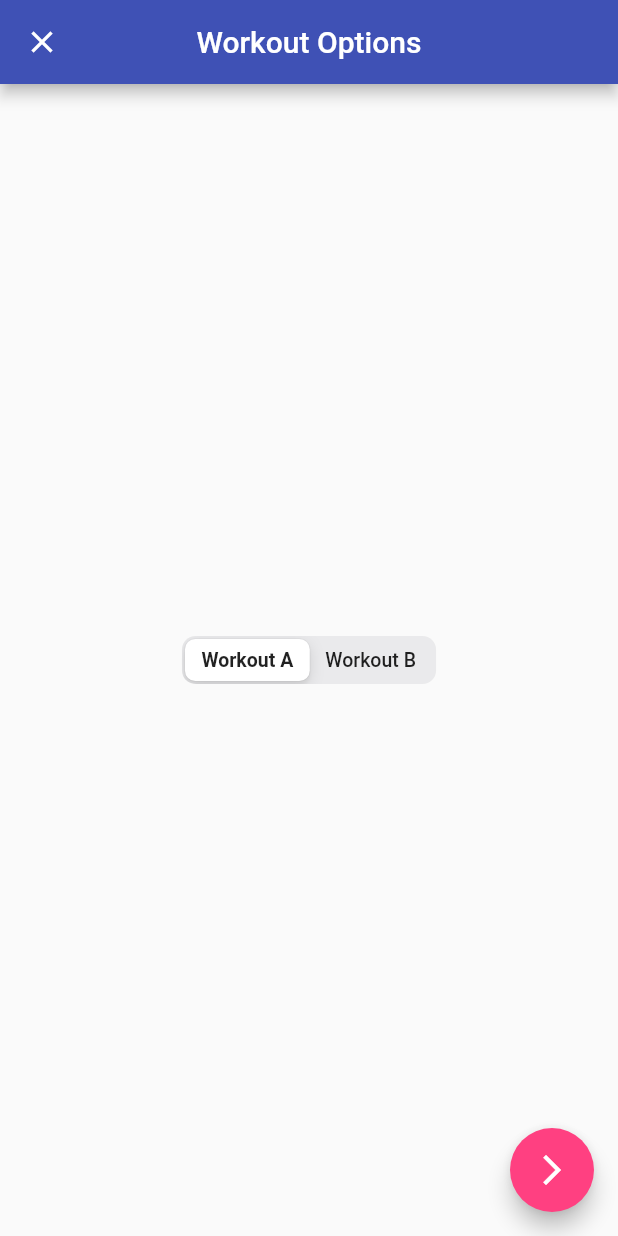
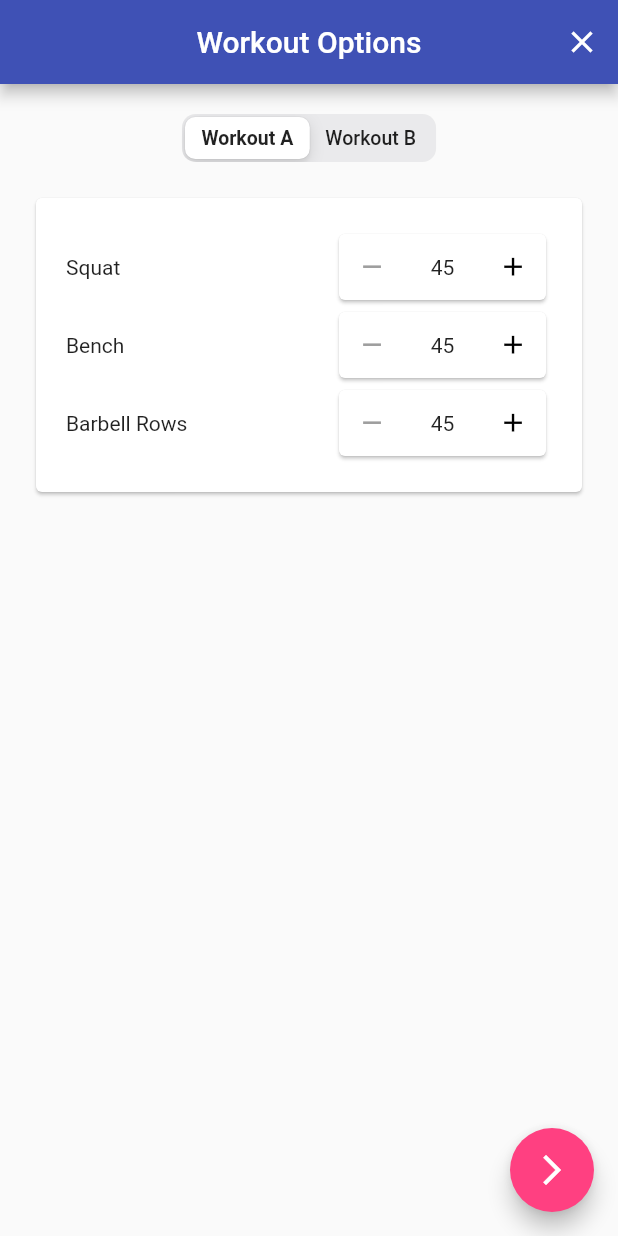
Before and after one commit to coltonwood/stronger_lifts, a Flutter app: the WorkoutWizardScreen screen opened directly, on a phone screen of 412 x 824 dp. Run offline on Flutter 3.47's test engine with Material 2 defaults, Android fonts, the phone set to English and light mode, and no system bars; our stand-ins replace shared_preferences; accounts and stored records are empty.

Commit message:
starting a (persistent) workout - rough init

```diff
--- /dev/null
+++ b/lib/components/number-picker.dart
@@ -0,0 +1,71 @@
+import 'package:flutter/cupertino.dart';
+import 'package:flutter/material.dart';
+
+class NumberPicker extends StatefulWidget {
+  final int min;
+  final int max;
+  NumberPicker({Key key, this.min = 35, this.max = 1000}) : super(key: key);
+
+  @override
+  _NumberPickerState createState() => _NumberPickerState();
+}
+
+class _NumberPickerState extends State<NumberPicker> {
+  int val = 45;
+  bool bottomedOut = false;
+  bool maxedOut = false;
+
+  @override
+  void initState() {
+    super.initState();
+    print('hmm');
+    setState(() {
+      bottomedOut = val <= this.widget.min;
+      maxedOut = val >= this.widget.max;
+    });
+  }
+
+  void _updateRange() {
+    setState(() {
+      maxedOut = val >= this.widget.max;
+      bottomedOut = val <= this.widget.min;
+    });
+  }
+
+  void _increment() {
+    setState(() {
+      val += 5;
+      _updateRange();
+    });
+  }
+
+  void _decrement() {
+    setState(() {
+      val -= 5;
+      _updateRange();
+    });
+  }
+
+  @override
+  Widget build(BuildContext context) {
+    return Card(
+      child: Container(
+        child: Row(
+          children: [
+            CupertinoButton(
+              padding: EdgeInsets.all(0),
+              onPressed: bottomedOut ? null : _decrement,
+              child: Icon(Icons.remove, color: bottomedOut ? Colors.grey : Colors.black),
+            ),
+            Container(width: 50, alignment: Alignment.center, child: Text('$val')),
+            CupertinoButton(
+              padding: EdgeInsets.all(0),
+              onPressed: _increment,
+              child: Icon(Icons.add, color: maxedOut ? Colors.grey : Colors.black),
+            ),
+          ],
+        ),
+      ),
+    );
+  }
+}
--- a/lib/router/router.dart
+++ b/lib/router/router.dart
@@ -6,6 +6,7 @@ import 'package:stronger_lifts/screens/stats/stats.dart';
 import 'package:stronger_lifts/screens/undefined/undefined.dart';
 import 'package:flutter/material.dart';
 import 'package:stronger_lifts/screens/workout-wizard/workout-wizard.dart';
+import 'package:stronger_lifts/screens/workout/workout.dart';
 
 Route<dynamic> generateRoute(RouteSettings settings) {
   switch (settings.name) {
@@ -19,6 +20,8 @@ Route<dynamic> generateRoute(RouteSettings settings) {
       return MaterialPageRoute(builder: (c) => clearHistory(SettingsScreen()));
     case WorkoutWizartRoute:
       return MaterialPageRoute(builder: (c) => WorkoutWizardScreen());
+    case WorkoutRoute:
+      return MaterialPageRoute(builder: (c) => clearHistory(WorkoutScreen()));
     default:
       return MaterialPageRoute(builder: (c) => UndefinedRouteScreen());
   }
--- a/lib/router/routing_constants.dart
+++ b/lib/router/routing_constants.dart
@@ -2,4 +2,5 @@ const String LandingScreenRoute = '/',
     HomeTabRoute = 'home',
     StatsTabRoute = 'stats',
     SettingsTabRoute = 'settings',
-    WorkoutWizartRoute = 'workout-wizard';
+    WorkoutWizartRoute = 'workout-wizard',
+    WorkoutRoute = 'workout';
--- /dev/null
+++ b/lib/screens/workout-wizard/components/workout-card.dart
@@ -0,0 +1,43 @@
+import 'package:flutter/material.dart';
+import 'package:stronger_lifts/components/number-picker.dart';
+import 'package:stronger_lifts/models/workout.dart';
+
+class WorkoutCard extends StatefulWidget {
+  final WorkoutVariation variation;
+  WorkoutCard({Key key, this.variation}) : super(key: key);
+
+  @override
+  _WorkoutCardState createState() => _WorkoutCardState();
+}
+
+class _WorkoutCardState extends State<WorkoutCard> {
+  Map<WorkoutVariation, List<String>> exercises = {
+    WorkoutVariation.a: ['Squat', 'Bench', 'Barbell Rows'],
+    WorkoutVariation.b: ['Squat', 'Overhead Press', 'Deadlift'],
+  };
+
+  @override
+  Widget build(BuildContext context) {
+    return Container(
+      child: Card(
+        child: Padding(
+          padding: const EdgeInsets.all(20.0),
+          child: Column(
+            crossAxisAlignment: CrossAxisAlignment.start,
+            children: exercises[this.widget.variation]
+                .map(
+                  (exercise) => Row(
+                    mainAxisAlignment: MainAxisAlignment.spaceBetween,
+                    children: [
+                      Text(exercise),
+                      NumberPicker(min: 45),
+                    ],
+                  ),
+                )
+                .toList(),
+          ),
+        ),
+      ),
+    );
+  }
+}
--- a/lib/screens/workout-wizard/workout-wizard.dart
+++ b/lib/screens/workout-wizard/workout-wizard.dart
@@ -1,6 +1,10 @@
 import 'package:flutter/cupertino.dart';
 import 'package:flutter/material.dart';
+import 'package:provider/provider.dart';
+import 'package:stronger_lifts/models/app-state.dart';
 import 'package:stronger_lifts/models/workout.dart';
+import 'package:stronger_lifts/router/routing_constants.dart';
+import 'package:stronger_lifts/screens/workout-wizard/components/workout-card.dart';
 import 'package:stronger_lifts/screens/workout-wizard/components/workout-toggle.dart';
 
 class WorkoutWizardScreen extends StatefulWidget {
@@ -11,11 +15,15 @@ class WorkoutWizardScreen extends StatefulWidget {
 }
 
 class _WorkoutWizardScreenState extends State<WorkoutWizardScreen> {
-  WorkoutVariation _variation = WorkoutVariation.a;
+  WorkoutVariation variation = WorkoutVariation.a;
+  Map<WorkoutVariation, UniqueKey> keys = {
+    WorkoutVariation.a: UniqueKey(),
+    WorkoutVariation.b: UniqueKey(),
+  };
 
   void toggleWorkout(WorkoutVariation wv) {
     setState(() {
-      _variation = wv;
+      variation = wv;
     });
   }
 
@@ -24,19 +32,35 @@ class _WorkoutWizardScreenState extends State<WorkoutWizardScreen> {
     return Scaffold(
       appBar: AppBar(
         centerTitle: true,
-        leading: IconButton(
-          onPressed: Navigator.of(context).pop,
-          icon: Icon(Icons.close),
-        ),
+        actions: [
+          IconButton(
+            onPressed: Navigator.of(context).pop,
+            icon: Icon(Icons.close),
+          ),
+        ],
+        leading: Container(),
         title: Text('Workout Options'),
       ),
       floatingActionButton: FloatingActionButton(
         backgroundColor: Colors.pinkAccent,
-        onPressed: () {},
+        onPressed: () async {
+          await Provider.of<AppStateModel>(context, listen: false).startWorkout();
+          Navigator.of(context).popAndPushNamed(WorkoutRoute);
+        },
         child: Icon(Icons.arrow_forward_ios),
       ),
-      body: Center(
-        child: WorkoutToggle(variation: _variation, toggle: toggleWorkout),
+      body: ListView(
+        children: [
+          Container(
+            alignment: Alignment.center,
+            padding: const EdgeInsets.only(top: 20),
+            child: WorkoutToggle(variation: variation, toggle: toggleWorkout),
+          ),
+          Padding(
+            padding: const EdgeInsets.all(20.0),
+            child: WorkoutCard(key: keys[variation], variation: variation),
+          ),
+        ],
       ),
     );
   }
```
Also changed, not shown: lib/models/app-state.dart (+42 -20 lines), lib/models/timer.dart (added, +54 -0 lines), lib/screens/landing/landing.dart (+23 -1 lines), lib/screens/workout/workout.dart (added, +82 -0 lines).
